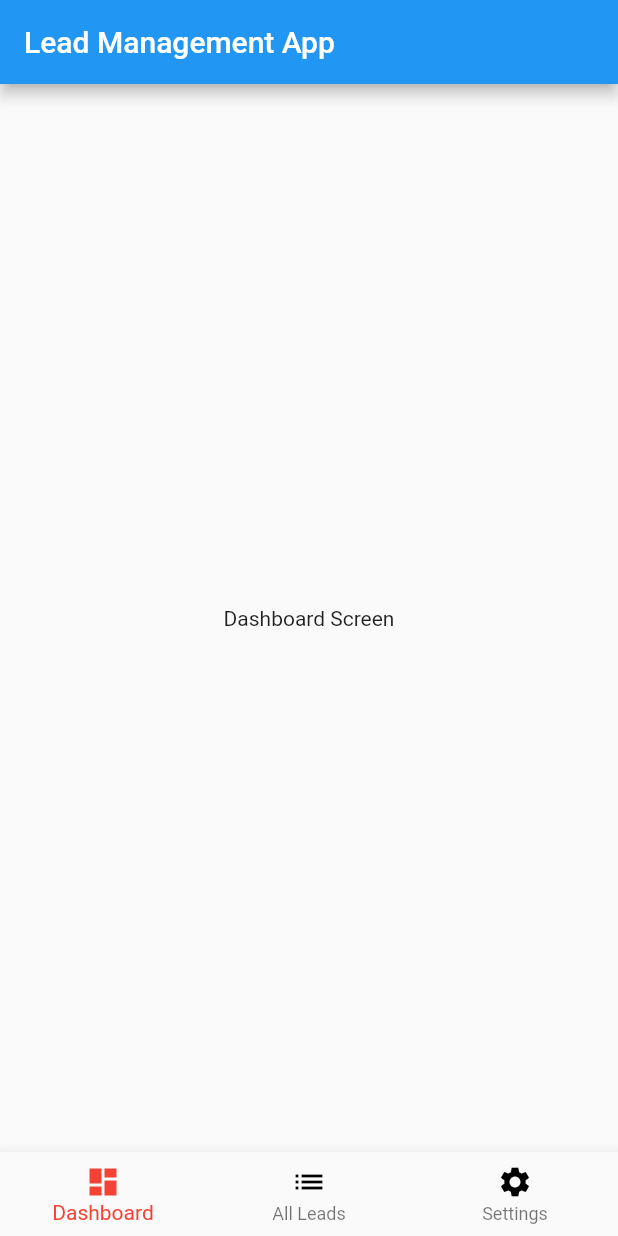
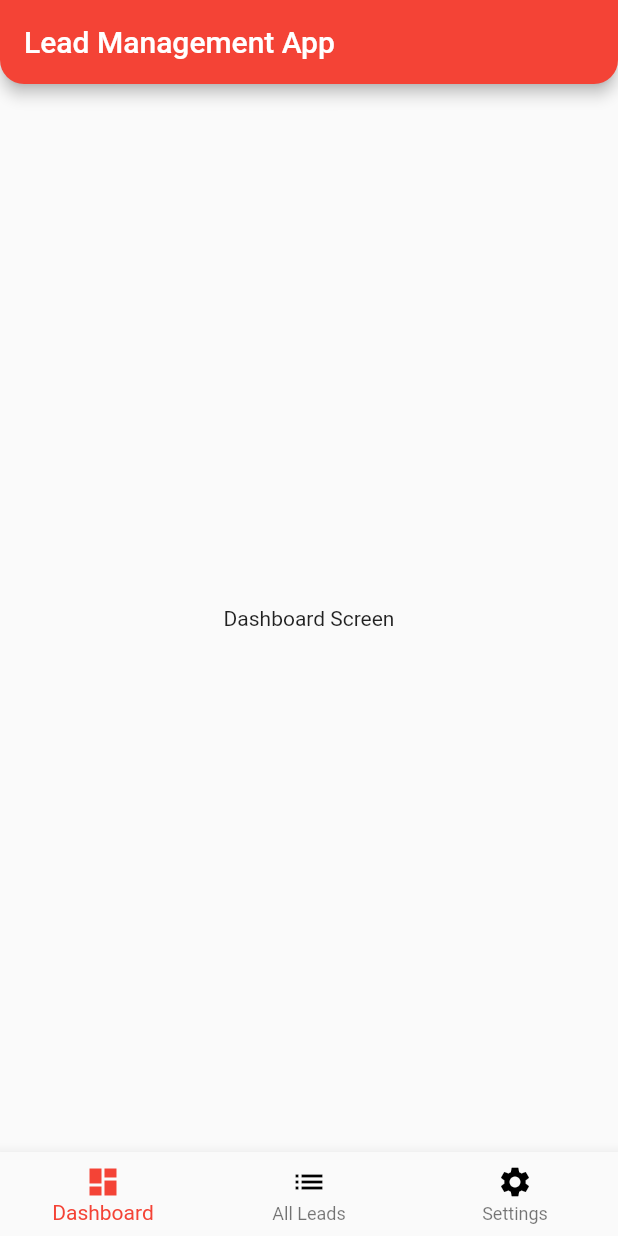
Before and after one commit to Abdelrahman-Zakria/leads_management, a Flutter app: the screen it shows after launch, on a phone screen of 412 x 824 dp. Run offline on Flutter 3.47's test engine with Material 2 defaults, Android fonts, the phone set to English and light mode, and no system bars; our stand-ins replace get.

Commit message:
Started project

```diff
--- a/lib/view/home_screen.dart
+++ b/lib/view/home_screen.dart
@@ -10,6 +10,8 @@ class MyHomePage extends StatelessWidget {
     return Scaffold(
       appBar: AppBar(
         title: Text('Lead Management App'),
+        backgroundColor: Colors.red,
+        shape: RoundedRectangleBorder(borderRadius: BorderRadius.only(bottomLeft: Radius.circular(16),bottomRight: Radius.circular(16))),
       ),
       body: Center(
         child: Obx(() => controller.getWidgets()[controller.selectedIndex.value]),
```
